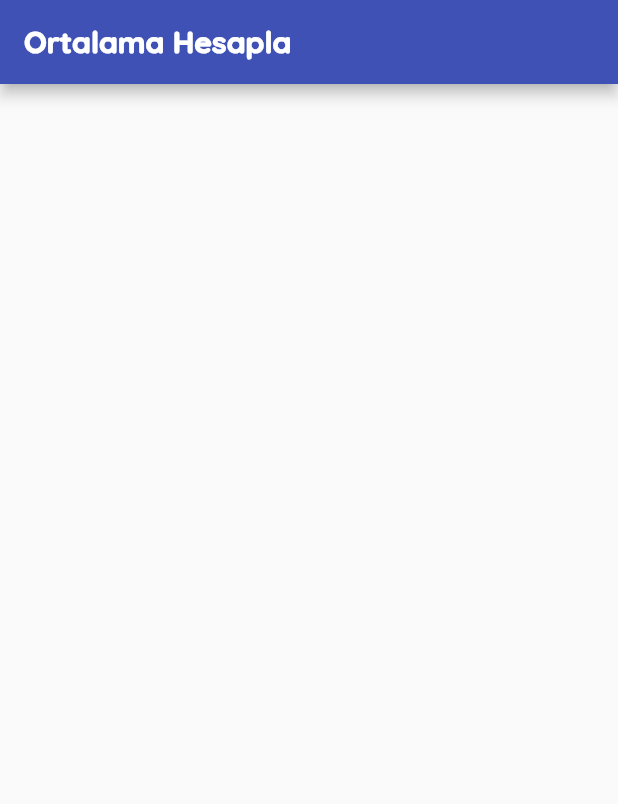
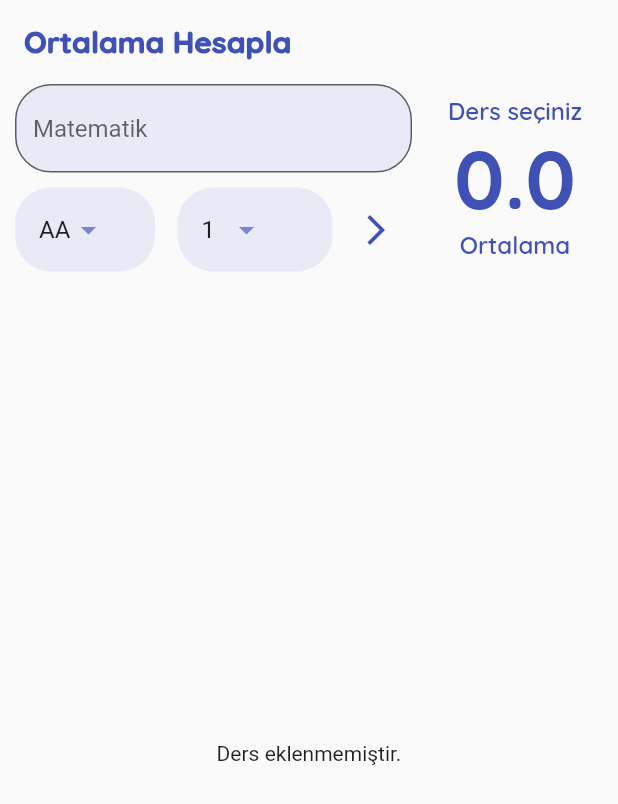
Before and after one commit to ssena-201903/not_hesaplama, a Flutter app: the screen it shows after launch, on a phone screen of 412 x 824 dp. Shown: the top 804 px of the screen. Run offline on Flutter 3.47's test engine with Material 3 defaults, Android fonts, the light colour scheme and no system bars; our stand-ins replace google_fonts.

Commit message:
created sabitler.dart & dataHelper & learned callback function

```diff
--- a/lib/constants/sabitler.dart
+++ b/lib/constants/sabitler.dart
@@ -5,9 +5,34 @@ class Sabitler {
   // nesne üretilmesini istemediğim için static tanımlıyoruz
   static const anaRenk = Colors.indigo;
   static const String baslikText = "Ortalama Hesapla";
-  static const baslikRenk = Colors.white;
+  static const baslikRenk = Colors.indigo;
+
   static final TextStyle baslikStyle = GoogleFonts.quicksand(
     fontSize: 20,
     fontWeight: FontWeight.w900,
   );
+
+  static BorderRadius borderRadius = BorderRadius.circular(24);
+  static final TextStyle dersSayisiStyle = GoogleFonts.quicksand(
+    fontSize: 16,
+    fontWeight: FontWeight.w600,
+    color: anaRenk,
+  );
+
+  static final TextStyle ortalamaStyle = GoogleFonts.quicksand(
+    fontSize: 55,
+    fontWeight: FontWeight.w800,
+    color: anaRenk,
+  );
+
+  static final TextStyle ortalamaGosterBodyStyle = GoogleFonts.quicksand(
+    fontSize: 16,
+    fontWeight: FontWeight.w600,
+    color: anaRenk,
+  );
+
+  static final EdgeInsets dropDownPadding = EdgeInsets.symmetric(
+    vertical: 4,
+    horizontal: 16,
+  );
 }
--- /dev/null
+++ b/lib/helper/data_helper.dart
@@ -0,0 +1,81 @@
+import 'package:flutter/material.dart';
+import 'package:not_hesaplama/model/ders.dart';
+
+class DataHelper {
+  // harfler dropdown için liste
+  static List<String> _tumDerslerinHarfleri() {
+    return ["AA", "BA", "BB", "CB", "CC", "DC", "DD", "FD", "FF"];
+  }
+
+  static List<double> _tumKrediler() {
+    return List.generate(10, (index) {
+      return index + 1;
+    });
+  }
+
+  static double _harfiNotaCevir(String harf) {
+    switch (harf) {
+      case "AA":
+        return 4;
+      case "BA":
+        return 3.5;
+      case "BB":
+        return 3;
+      case "CB":
+        return 2.5;
+      case "CC":
+        return 2;
+      case "DC":
+        return 1.5;
+      case "DD":
+        return 1;
+      case "FD":
+        return 0.5;
+      case "FF":
+        return 0.0;
+
+      default:
+        return 1;
+    }
+  }
+
+  static List<DropdownMenuItem<double>> dropDownMenuBilgisi() {
+    return _tumDerslerinHarfleri()
+        .map(
+          (oAnkiHarf) => DropdownMenuItem(
+            value: _harfiNotaCevir(oAnkiHarf),
+            child: Text(oAnkiHarf),
+          ),
+        )
+        .toList();
+  }
+
+  static List<DropdownMenuItem<double>> dropDownKrediBilgisi() {
+    return _tumKrediler()
+        .map(
+          (oAnkiKredi) => DropdownMenuItem(
+            value: oAnkiKredi,
+            child: Text(oAnkiKredi.toInt().toString()),
+          ),
+        )
+        .toList();
+  }
+
+  static List<Ders> tumEklenecekDersler = [];
+
+  static dersEkle(Ders ders) {
+    tumEklenecekDersler.add(ders);
+  }
+
+  static double ortalamaHesapla() {
+    double toplamNot = 0;
+    double toplamKredi = 0;
+
+    tumEklenecekDersler.forEach((gelenDers) {
+      toplamNot = toplamNot + (gelenDers.krediDegeri * gelenDers.harfDegeri);
+      toplamKredi += gelenDers.krediDegeri;
+    });
+
+    return toplamNot / toplamKredi;
+  }
+}
--- /dev/null
+++ b/lib/model/ders.dart
@@ -0,0 +1,7 @@
+class Ders {
+  final String ad;
+  final double harfDegeri;
+  final double krediDegeri;
+
+  Ders({required this.ad, required this.harfDegeri, required this.krediDegeri});
+}
--- /dev/null
+++ b/lib/widgets/ders_listesi.dart
@@ -0,0 +1,62 @@
+import 'package:flutter/material.dart';
+import 'package:not_hesaplama/constants/sabitler.dart';
+import 'package:not_hesaplama/helper/data_helper.dart';
+import 'package:not_hesaplama/model/ders.dart';
+
+class DersListesi extends StatelessWidget {
+  Function onElemanCikarildi;
+  DersListesi({required this.onElemanCikarildi, super.key});
+
+  @override
+  Widget build(BuildContext context) {
+    List<Ders> tumDersler = DataHelper.tumEklenecekDersler;
+
+    return tumDersler.length > 0
+        ? ListView.builder(
+            itemCount: tumDersler.length,
+            itemBuilder: (context, index) {
+              return Dismissible(
+                // eleman yok etme, kaydırarak
+                key: UniqueKey(),
+                direction: DismissDirection.startToEnd, // kaydırma yönü
+                onDismissed: (a) {
+                  onElemanCikarildi(index);
+                },
+                background: Container(
+                  color: Colors.red,
+                  alignment: Alignment.centerLeft,
+                  padding: EdgeInsets.symmetric(horizontal: 20),
+                  child: Icon(Icons.delete, color: Colors.white),
+                ),
+                child: Padding(
+                  padding: EdgeInsets.symmetric(vertical: 4, horizontal: 8),
+                  child: Card(
+                    child: Padding(
+                      padding: EdgeInsets.symmetric(vertical: 8),
+                      child: ListTile(
+                        title: Text(
+                          tumDersler[index].ad,
+                          style: TextStyle(fontWeight: FontWeight.bold),
+                        ),
+                        subtitle: Text(
+                          "${tumDersler[index].krediDegeri} kredi, Not değeri: ${tumDersler[index].harfDegeri}",
+                        ),
+                        leading: CircleAvatar(
+                          radius: 36,
+                          backgroundColor: Sabitler.anaRenk.shade600,
+                          child: Text(
+                            (tumDersler[index].harfDegeri *
+                                    tumDersler[index].krediDegeri)
+                                .toStringAsFixed(2),
+                          ),
+                        ),
+                      ),
+                    ),
+                  ),
+                ),
+              );
+            },
+          )
+        : Center(child: Text("Ders eklenmemiştir."));
+  }
+}
--- /dev/null
+++ b/lib/widgets/ortalama_goster.dart
@@ -0,0 +1,31 @@
+import 'package:flutter/material.dart';
+import 'package:not_hesaplama/constants/sabitler.dart';
+
+class OrtalamaGoster extends StatelessWidget {
+  final double ortalama;
+  final int dersSayisi;
+
+  const OrtalamaGoster({
+    super.key,
+    required this.ortalama,
+    required this.dersSayisi,
+  });
+
+  @override
+  Widget build(BuildContext context) {
+    return Column(
+      mainAxisAlignment: MainAxisAlignment.center,
+      children: [
+        Text(
+          dersSayisi > 0 ? "$dersSayisi ders girildi" : "Ders seçiniz",
+          style: Sabitler.dersSayisiStyle,
+        ),
+        Text(
+          ortalama > 0 ? "${ortalama.toStringAsFixed(2)}" : "0.0",
+          style: Sabitler.ortalamaStyle,
+        ),
+        Text("Ortalama", style: Sabitler.ortalamaGosterBodyStyle),
+      ],
+    );
+  }
+}
--- a/lib/widgets/ortalama_hesapla_page.dart
+++ b/lib/widgets/ortalama_hesapla_page.dart
@@ -1,5 +1,9 @@
 import 'package:flutter/material.dart';
 import 'package:not_hesaplama/constants/sabitler.dart';
+import 'package:not_hesaplama/helper/data_helper.dart';
+import 'package:not_hesaplama/model/ders.dart';
+import 'package:not_hesaplama/widgets/ders_listesi.dart';
+import 'package:not_hesaplama/widgets/ortalama_goster.dart';
 
 class OrtalamaHesaplaPage extends StatefulWidget {
   const OrtalamaHesaplaPage({super.key});
@@ -9,13 +13,174 @@ class OrtalamaHesaplaPage extends StatefulWidget {
 }
 
 class _OrtalamaHesaplaPageState extends State<OrtalamaHesaplaPage> {
+  // global key oluşturuldu form için
+  final formKey = GlobalKey<FormState>();
+  // dropdown için value
+  double secilenHarfDegeri = 4;
+  double secilenKrediDegeri = 1;
+  String girilenDersAdi = "";
+
   @override
   Widget build(BuildContext context) {
     return Scaffold(
       appBar: AppBar(
+        backgroundColor: Colors.transparent,
+        elevation: 0,
         title: Text(Sabitler.baslikText, style: Sabitler.baslikStyle),
         foregroundColor: Sabitler.baslikRenk,
       ),
+      body: Column(
+        crossAxisAlignment: CrossAxisAlignment.stretch,
+        children: [
+          Row(
+            children: [
+              // Form kısmı
+              Expanded(flex: 2, child: _buildForm()),
+              Expanded(
+                flex: 1,
+                child: OrtalamaGoster(
+                  ortalama: DataHelper.ortalamaHesapla(),
+                  dersSayisi: DataHelper.tumEklenecekDersler.length,
+                ),
+              ),
+            ],
+          ),
+          // liste gelecek
+          Expanded(
+            child: DersListesi(
+              onElemanCikarildi: (index) {
+                DataHelper.tumEklenecekDersler.removeAt(index);
+                setState(() {});
+              },
+            ),
+          ),
+        ],
+      ),
     );
   }
+
+  Widget _buildForm() {
+    return Form(
+      key: formKey,
+      child: Column(
+        children: [
+          // textFormField
+          _buildTextFormField(),
+          Row(
+            mainAxisAlignment: MainAxisAlignment.spaceAround,
+            children: [
+              // harf dropdownbutton
+              _buildHarfler(),
+              // kredi dropdown
+              _buildKrediler(),
+              // iconbutton
+              IconButton(
+                onPressed: () {
+                  _dersEkleVeOrtalamaHesapla();
+                },
+                icon: Icon(Icons.arrow_forward_ios, color: Sabitler.anaRenk),
+              ),
+            ],
+          ),
+        ],
+      ),
+    );
+  }
+
+  Widget _buildTextFormField() {
+    return Padding(
+      padding: const EdgeInsets.only(left: 10, bottom: 10),
+      child: TextFormField(
+        validator: (value) {
+          if (value!.isEmpty) {
+            return "Ders adı boş girilemez";
+          } else {
+            return null;
+          }
+        },
+        onSaved: (newValue) {
+          girilenDersAdi = newValue!;
+        },
+        decoration: InputDecoration(
+          hintText: "Matematik",
+          border: OutlineInputBorder(borderRadius: Sabitler.borderRadius),
+          filled: true,
+          fillColor: Sabitler.anaRenk.shade50,
+        ),
+      ),
+    );
+  }
+
+  _buildHarfler() {
+    return Expanded(
+      child: Padding(
+        padding: const EdgeInsets.symmetric(horizontal: 10),
+        child: Container(
+          padding: Sabitler.dropDownPadding,
+          decoration: BoxDecoration(
+            color: Sabitler.anaRenk.shade50,
+            borderRadius: Sabitler.borderRadius,
+          ),
+          child: DropdownButton(
+            elevation: 16,
+            iconEnabledColor: Sabitler.anaRenk.shade300,
+            focusColor: Colors.transparent,
+            underline: Container(),
+            value: secilenHarfDegeri,
+            // itemslar datahelper'dan geliyor.
+            items: DataHelper.dropDownMenuBilgisi(),
+            onChanged: (e) {
+              setState(() {
+                secilenHarfDegeri = e!;
+              });
+            },
+          ),
+        ),
+      ),
+    );
+  }
+
+  _buildKrediler() {
+    return Expanded(
+      child: Padding(
+        padding: const EdgeInsets.symmetric(horizontal: 5),
+        child: Container(
+          padding: Sabitler.dropDownPadding,
+          decoration: BoxDecoration(
+            color: Sabitler.anaRenk.shade50,
+            borderRadius: Sabitler.borderRadius,
+          ),
+          child: DropdownButton(
+            elevation: 16,
+            iconEnabledColor: Sabitler.anaRenk.shade300,
+            focusColor: Colors.transparent,
+            underline: Container(),
+            value: secilenKrediDegeri,
+            // itemslar dataHelper'dan geliyor.
+            items: DataHelper.dropDownKrediBilgisi(),
+            onChanged: (e) {
+              setState(() {
+                secilenKrediDegeri = e!;
+              });
+            },
+          ),
+        ),
+      ),
+    );
+  }
+
+  void _dersEkleVeOrtalamaHesapla() {
+    if (formKey.currentState!.validate()) {
+      formKey.currentState!.save();
+      Ders eklenecekDers = Ders(
+        ad: girilenDersAdi,
+        harfDegeri: secilenHarfDegeri,
+        krediDegeri: secilenKrediDegeri,
+      );
+      DataHelper.dersEkle(eklenecekDers);
+
+      // hesaplama başarılıysa build etsin ve içini doldurmaya gerek yok
+      setState(() {});
+    }
+  }
 }
```
